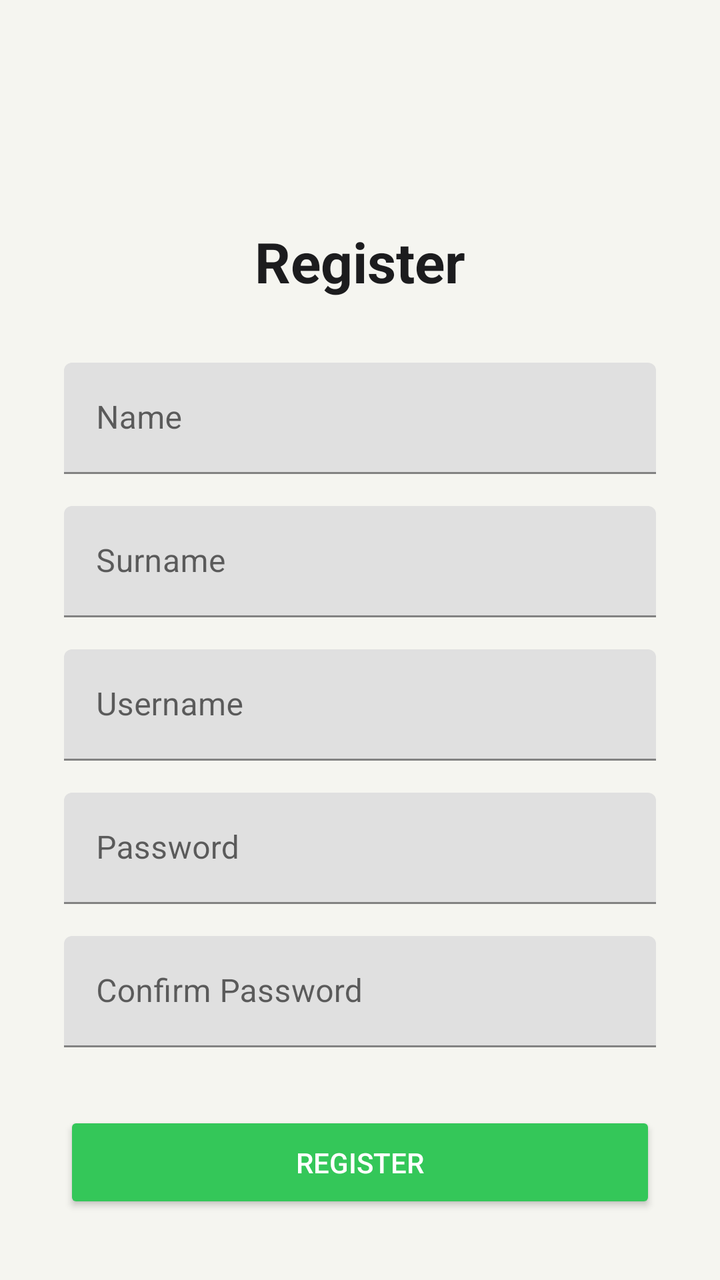
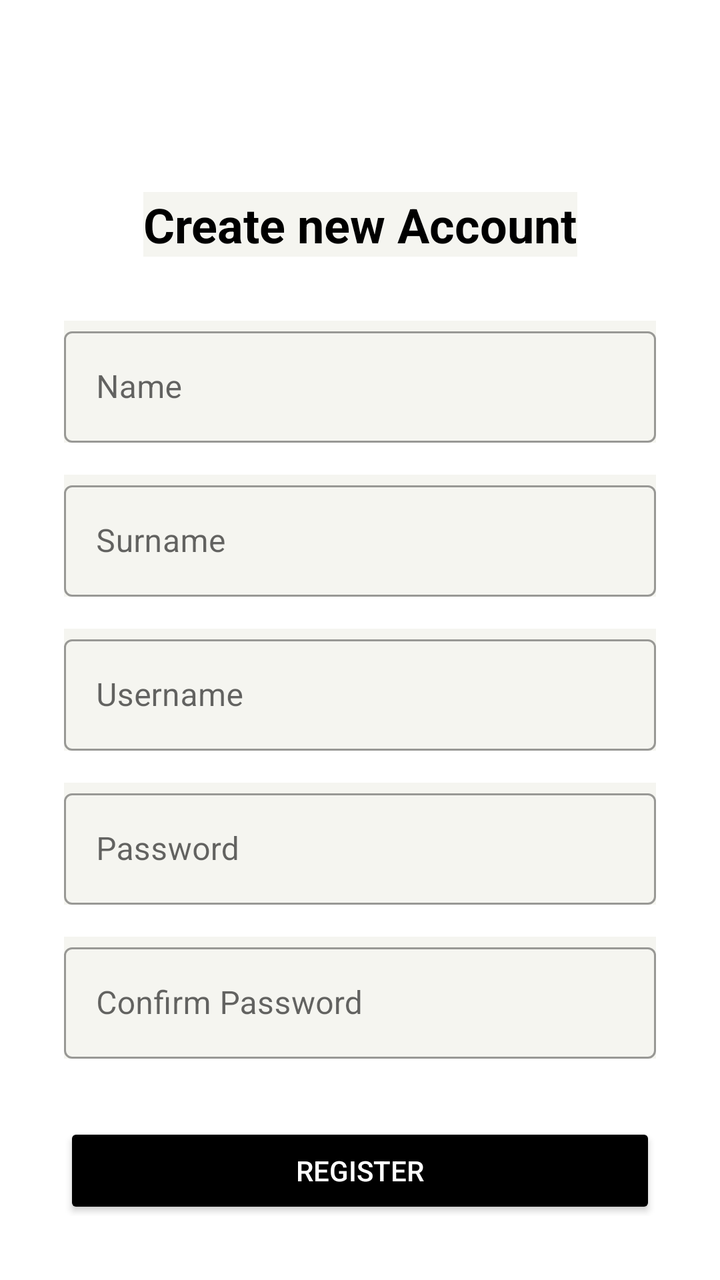

Two renders of the same Android screen: before a commit and after it. Below are the layout's source before the change and the commit's diff.
<!-- AndroidManifest.xml: application theme Theme.HarmonieBudgetAppKt -->
<!-- res/layout/activity_register.xml -->
<?xml version="1.0" encoding="utf-8"?>
<androidx.constraintlayout.widget.ConstraintLayout
    xmlns:android="http://schemas.android.com/apk/res/android"
    xmlns:app="http://schemas.android.com/apk/res-auto"
    android:layout_width="match_parent"
    android:layout_height="match_parent"
    android:background="#F5F5F0"
    android:padding="32dp">

    
    <TextView
        android:id="@+id/tv_title"
        android:layout_width="wrap_content"
        android:layout_height="wrap_content"
        android:text="@string/title_register"
        android:textSize="28sp"
        android:textColor="#1C1C1E"
        android:textStyle="bold"
        app:layout_constraintTop_toTopOf="parent"
        app:layout_constraintStart_toStartOf="parent"
        app:layout_constraintEnd_toEndOf="parent"
        android:layout_marginTop="80dp" />

    
    <com.google.android.material.textfield.TextInputLayout
        android:id="@+id/til_name"
        android:layout_width="0dp"
        android:layout_height="wrap_content"
        android:hint="@string/hint_name"
        app:layout_constraintTop_toBottomOf="@id/tv_title"
        app:layout_constraintStart_toStartOf="parent"
        app:layout_constraintEnd_toEndOf="parent"
        android:layout_marginTop="32dp">
        <com.google.android.material.textfield.TextInputEditText
            android:id="@+id/et_name"
            android:layout_width="match_parent"
            android:layout_height="wrap_content" />
    </com.google.android.material.textfield.TextInputLayout>

    
    <com.google.android.material.textfield.TextInputLayout
        android:id="@+id/til_surname"
        android:layout_width="0dp"
        android:layout_height="wrap_content"
        android:hint="@string/hint_surname"
        app:layout_constraintTop_toBottomOf="@id/til_name"
        app:layout_constraintStart_toStartOf="parent"
        app:layout_constraintEnd_toEndOf="parent"
        android:layout_marginTop="16dp">
        <com.google.android.material.textfield.TextInputEditText
            android:id="@+id/et_surname"
            android:layout_width="match_parent"
            android:layout_height="wrap_content" />
    </com.google.android.material.textfield.TextInputLayout>

    
    <com.google.android.material.textfield.TextInputLayout
        android:id="@+id/til_username"
        android:layout_width="0dp"
        android:layout_height="wrap_content"
        android:hint="@string/hint_username"
        app:layout_constraintTop_toBottomOf="@id/til_surname"
        app:layout_constraintStart_toStartOf="parent"
        app:layout_constraintEnd_toEndOf="parent"
        android:layout_marginTop="16dp">
        <com.google.android.material.textfield.TextInputEditText
            android:id="@+id/et_username"
            android:layout_width="match_parent"
            android:layout_height="wrap_content" />
    </com.google.android.material.textfield.TextInputLayout>

    
    <com.google.android.material.textfield.TextInputLayout
        android:id="@+id/til_password"
        android:layout_width="0dp"
        android:layout_height="wrap_content"
        android:hint="@string/hint_password"
        app:layout_constraintTop_toBottomOf="@id/til_username"
        app:layout_constraintStart_toStartOf="parent"
        app:layout_constraintEnd_toEndOf="parent"
        android:layout_marginTop="16dp">
        <com.google.android.material.textfield.TextInputEditText
            android:id="@+id/et_password"
            android:layout_width="match_parent"
            android:layout_height="wrap_content"
            android:inputType="textPassword" />
    </com.google.android.material.textfield.TextInputLayout>

    
    <com.google.android.material.textfield.TextInputLayout
        android:id="@+id/til_confirm_password"
        android:layout_width="0dp"
        android:layout_height="wrap_content"
        android:hint="@string/hint_confirm_password"
        app:layout_constraintTop_toBottomOf="@id/til_password"
        app:layout_constraintStart_toStartOf="parent"
        app:layout_constraintEnd_toEndOf="parent"
        android:layout_marginTop="16dp">
        <com.google.android.material.textfield.TextInputEditText
            android:id="@+id/et_confirm_password"
            android:layout_width="match_parent"
            android:layout_height="wrap_content"
            android:inputType="textPassword" />
    </com.google.android.material.textfield.TextInputLayout>

    
    <Button
        android:id="@+id/btn_register"
        android:layout_width="0dp"
        android:layout_height="wrap_content"
        android:text="@string/btn_register"
        android:backgroundTint="#34C759"
        android:textColor="#FFFFFF"
        app:layout_constraintTop_toBottomOf="@id/til_confirm_password"
        app:layout_constraintStart_toStartOf="parent"
        app:layout_constraintEnd_toEndOf="parent"
        android:layout_marginTop="32dp"
        android:paddingVertical="16dp" />

</androidx.constraintlayout.widget.ConstraintLayout>
<!-- resources referenced by this layout -->
<resources>
  <string name="btn_register">Register</string>
  <string name="hint_confirm_password">Confirm Password</string>
  <string name="hint_name">Name</string>
  <string name="hint_password">Password</string>
  <string name="hint_surname">Surname</string>
  <string name="hint_username">Username</string>
  <string name="title_register">Register</string>
  <style name="Theme.HarmonieBudgetAppKt" parent="Theme.MaterialComponents.DayNight.NoActionBar">
          <item name="colorPrimary">#007AFF</item>
          <item name="colorPrimaryVariant">#007AFF</item>
          <item name="colorOnPrimary">#FFFFFF</item>
          <item name="colorSecondary">#34C759</item>
          <item name="colorOnSecondary">#FFFFFF</item>
          <item name="android:statusBarColor">#F5F5F0</item>
          <item name="android:windowLightStatusBar">true</item>
          <item name="android:background">#F5F5F0</item>
      </style>
</resources>

<!-- the commit's change to res/layout/activity_register.xml (unified diff, before → after) -->
@@ -4,7 +4,7 @@
     xmlns:app="http://schemas.android.com/apk/res-auto"
     android:layout_width="match_parent"
     android:layout_height="match_parent"
-    android:background="#F5F5F0"
+    android:background="#FFFFFF"
     android:padding="32dp">
 
     
@@ -12,14 +12,14 @@
         android:id="@+id/tv_title"
         android:layout_width="wrap_content"
         android:layout_height="wrap_content"
-        android:text="@string/title_register"
-        android:textSize="28sp"
-        android:textColor="#1C1C1E"
+        android:text="Create new Account"
+        android:textSize="24sp"
+        android:textColor="#000000"
         android:textStyle="bold"
         app:layout_constraintTop_toTopOf="parent"
         app:layout_constraintStart_toStartOf="parent"
         app:layout_constraintEnd_toEndOf="parent"
-        android:layout_marginTop="80dp" />
+        android:layout_marginTop="64dp" />
 
     
     <com.google.android.material.textfield.TextInputLayout
@@ -27,6 +27,7 @@
         android:layout_width="0dp"
         android:layout_height="wrap_content"
         android:hint="@string/hint_name"
+        style="@style/Widget.MaterialComponents.TextInputLayout.OutlinedBox"
         app:layout_constraintTop_toBottomOf="@id/tv_title"
         app:layout_constraintStart_toStartOf="parent"
         app:layout_constraintEnd_toEndOf="parent"
@@ -34,7 +35,8 @@
         <com.google.android.material.textfield.TextInputEditText
             android:id="@+id/et_name"
             android:layout_width="match_parent"
-            android:layout_height="wrap_content" />
+            android:layout_height="wrap_content"
+            android:backgroundTint="#E0E0E0" />
     </com.google.android.material.textfield.TextInputLayout>
 
     
@@ -43,6 +45,7 @@
         android:layout_width="0dp"
         android:layout_height="wrap_content"
         android:hint="@string/hint_surname"
+        style="@style/Widget.MaterialComponents.TextInputLayout.OutlinedBox"
         app:layout_constraintTop_toBottomOf="@id/til_name"
         app:layout_constraintStart_toStartOf="parent"
         app:layout_constraintEnd_toEndOf="parent"
@@ -50,7 +53,8 @@
         <com.google.android.material.textfield.TextInputEditText
             android:id="@+id/et_surname"
             android:layout_width="match_parent"
-            android:layout_height="wrap_content" />
+            android:layout_height="wrap_content"
+            android:backgroundTint="#E0E0E0" />
     </com.google.android.material.textfield.TextInputLayout>
 
     
@@ -59,6 +63,7 @@
         android:layout_width="0dp"
         android:layout_height="wrap_content"
         android:hint="@string/hint_username"
+        style="@style/Widget.MaterialComponents.TextInputLayout.OutlinedBox"
         app:layout_constraintTop_toBottomOf="@id/til_surname"
         app:layout_constraintStart_toStartOf="parent"
         app:layout_constraintEnd_toEndOf="parent"
@@ -66,7 +71,8 @@
         <com.google.android.material.textfield.TextInputEditText
             android:id="@+id/et_username"
             android:layout_width="match_parent"
-            android:layout_height="wrap_content" />
+            android:layout_height="wrap_content"
+            android:backgroundTint="#E0E0E0" />
     </com.google.android.material.textfield.TextInputLayout>
 
     
@@ -75,6 +81,7 @@
         android:layout_width="0dp"
         android:layout_height="wrap_content"
         android:hint="@string/hint_password"
+        style="@style/Widget.MaterialComponents.TextInputLayout.OutlinedBox"
         app:layout_constraintTop_toBottomOf="@id/til_username"
         app:layout_constraintStart_toStartOf="parent"
         app:layout_constraintEnd_toEndOf="parent"
@@ -83,7 +90,8 @@
             android:id="@+id/et_password"
             android:layout_width="match_parent"
             android:layout_height="wrap_content"
-            android:inputType="textPassword" />
+            android:inputType="textPassword"
+            android:backgroundTint="#E0E0E0" />
     </com.google.android.material.textfield.TextInputLayout>
 
     
@@ -92,6 +100,7 @@
         android:layout_width="0dp"
         android:layout_height="wrap_content"
         android:hint="@string/hint_confirm_password"
+        style="@style/Widget.MaterialComponents.TextInputLayout.OutlinedBox"
         app:layout_constraintTop_toBottomOf="@id/til_password"
         app:layout_constraintStart_toStartOf="parent"
         app:layout_constraintEnd_toEndOf="parent"
@@ -100,7 +109,8 @@
             android:id="@+id/et_confirm_password"
             android:layout_width="match_parent"
             android:layout_height="wrap_content"
-            android:inputType="textPassword" />
+            android:inputType="textPassword"
+            android:backgroundTint="#E0E0E0" />
     </com.google.android.material.textfield.TextInputLayout>
 
     
@@ -109,12 +119,11 @@
         android:layout_width="0dp"
         android:layout_height="wrap_content"
         android:text="@string/btn_register"
-        android:backgroundTint="#34C759"
+        android:backgroundTint="#000000"
         android:textColor="#FFFFFF"
         app:layout_constraintTop_toBottomOf="@id/til_confirm_password"
         app:layout_constraintStart_toStartOf="parent"
         app:layout_constraintEnd_toEndOf="parent"
-        android:layout_marginTop="32dp"
-        android:paddingVertical="16dp" />
+        android:layout_marginTop="32dp" />
 
 </androidx.constraintlayout.widget.ConstraintLayout>
<!-- resource entries referenced after the edit -->
@@ -6,7 +6,6 @@
   <string name="hint_password">Password</string>
   <string name="hint_surname">Surname</string>
   <string name="hint_username">Username</string>
-  <string name="title_register">Register</string>
   <style name="Theme.HarmonieBudgetAppKt" parent="Theme.MaterialComponents.DayNight.NoActionBar">
           <item name="colorPrimary">#007AFF</item>
           <item name="colorPrimaryVariant">#007AFF</item>
